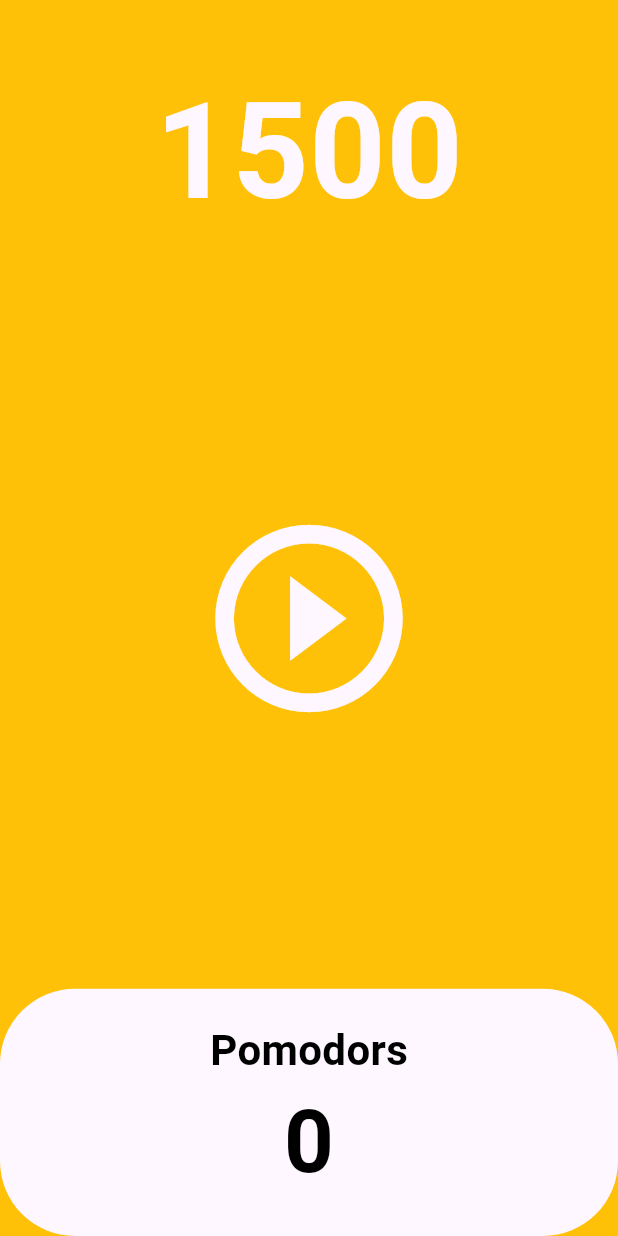
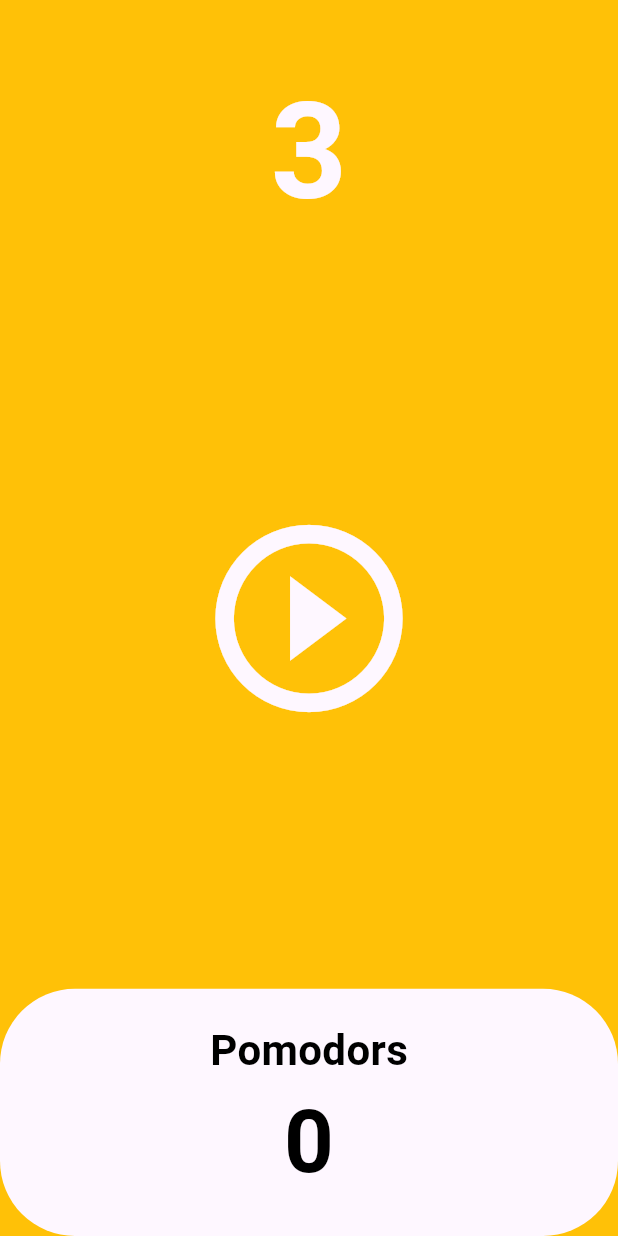
Before and after one commit to Gayun00/flutter-pomodor-timer, a Flutter app: the screen it shows after launch, on a phone screen of 412 x 824 dp. Run offline on Flutter 3.47's test engine with Material 3 defaults, Android fonts, the phone set to English and light mode, and no system bars.

Commit message:
Add: initialize timer after finish

```diff
--- a/lib/screen/home_screen.dart
+++ b/lib/screen/home_screen.dart
@@ -1,6 +1,8 @@
 import 'dart:async';
 
 import 'package:flutter/material.dart';
+
+int timerSeconds = 3;
 
 class HomeScreen extends StatefulWidget {
   const HomeScreen({super.key});
@@ -10,11 +12,22 @@ class HomeScreen extends StatefulWidget {
 }
 
 class _HomeScreenState extends State<HomeScreen> {
-  int totalSeconds = 1500;
+  int totalSeconds = timerSeconds;
   bool isRunning = false;
+  int totalPomodors = 0;
   late Timer timer;
 
   void onTick(Timer timer) {
+    if (totalSeconds == 0) {
+      setState(() {
+        totalPomodors += 1;
+        totalSeconds = timerSeconds;
+        isRunning = false;
+      });
+
+      timer.cancel();
+      return;
+    }
     setState(() {
       totalSeconds = totalSeconds - 1;
     });
@@ -68,16 +81,16 @@ class _HomeScreenState extends State<HomeScreen> {
                           decoration: BoxDecoration(
                               color: Theme.of(context).cardColor,
                               borderRadius: BorderRadius.circular(50)),
-                          child: const Column(
+                          child: Column(
                               mainAxisAlignment: MainAxisAlignment.center,
                               children: [
-                                Text('Pomodors',
+                                const Text('Pomodors',
                                     style: TextStyle(
                                         fontWeight: FontWeight.w600,
                                         fontSize: 28,
                                         color: Colors.black)),
-                                Text('0',
-                                    style: TextStyle(
+                                Text('$totalPomodors',
+                                    style: const TextStyle(
                                         fontWeight: FontWeight.w600,
                                         fontSize: 58,
                                         color: Colors.black)),
```
